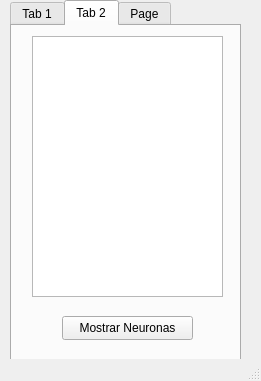
Above: SemAlg/mainwindow.ui from IsraelMaldonadoLeon/RepasoProgramacion before the change. Below: the same form after it.
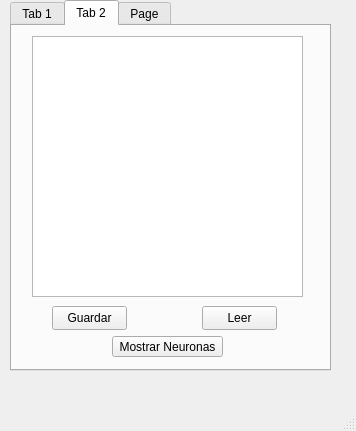
That is the form after the change. The open tabs and pages were chosen to show the change.

```diff
--- a/SemAlg/mainwindow.ui
+++ b/SemAlg/mainwindow.ui
@@ -6,8 +6,8 @@
    <rect>
     <x>0</x>
     <y>0</y>
-    <width>261</width>
-    <height>381</height>
+    <width>356</width>
+    <height>431</height>
    </rect>
   </property>
   <property name="windowTitle">
@@ -22,8 +22,8 @@
      <rect>
       <x>10</x>
       <y>0</y>
-      <width>231</width>
-      <height>381</height>
+      <width>321</width>
+      <height>371</height>
      </rect>
     </property>
     <property name="currentIndex">
@@ -180,7 +180,7 @@
        <rect>
         <x>20</x>
         <y>10</y>
-        <width>191</width>
+        <width>271</width>
         <height>261</height>
        </rect>
       </property>
@@ -188,10 +188,10 @@
      <widget class="QPushButton" name="mostrar">
       <property name="geometry">
        <rect>
-        <x>50</x>
-        <y>290</y>
-        <width>131</width>
-        <height>24</height>
+        <x>100</x>
+        <y>310</y>
+        <width>111</width>
+        <height>21</height>
        </rect>
       </property>
       <property name="text">
@@ -221,6 +221,32 @@
        <string>Buscar neurona</string>
       </property>
      </widget>
+     <widget class="QPushButton" name="pushButton">
+      <property name="geometry">
+       <rect>
+        <x>40</x>
+        <y>280</y>
+        <width>75</width>
+        <height>24</height>
+       </rect>
+      </property>
+      <property name="text">
+       <string>Guardar</string>
+      </property>
+     </widget>
+     <widget class="QPushButton" name="pushButton_2">
+      <property name="geometry">
+       <rect>
+        <x>190</x>
+        <y>280</y>
+        <width>75</width>
+        <height>24</height>
+       </rect>
+      </property>
+      <property name="text">
+       <string>Leer</string>
+      </property>
+     </widget>
     </widget>
     <widget class="QWidget" name="tab_3">
      <attribute name="title">
```
Left out of the diff: 8 changed lines with no effect on the pictures.
